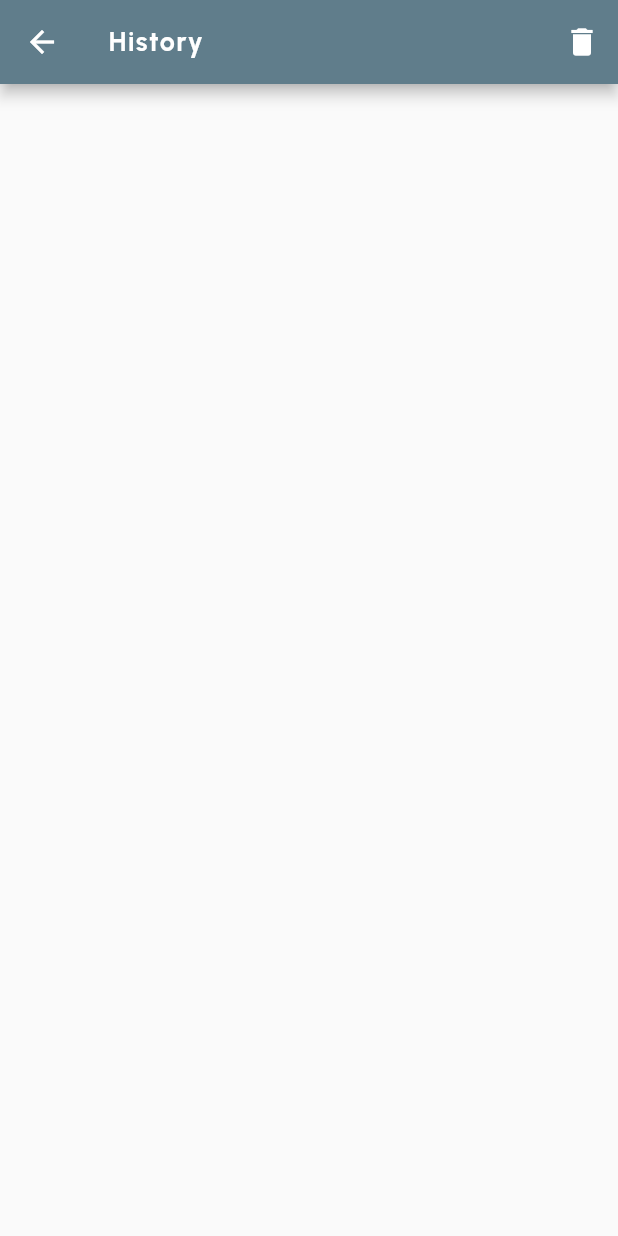
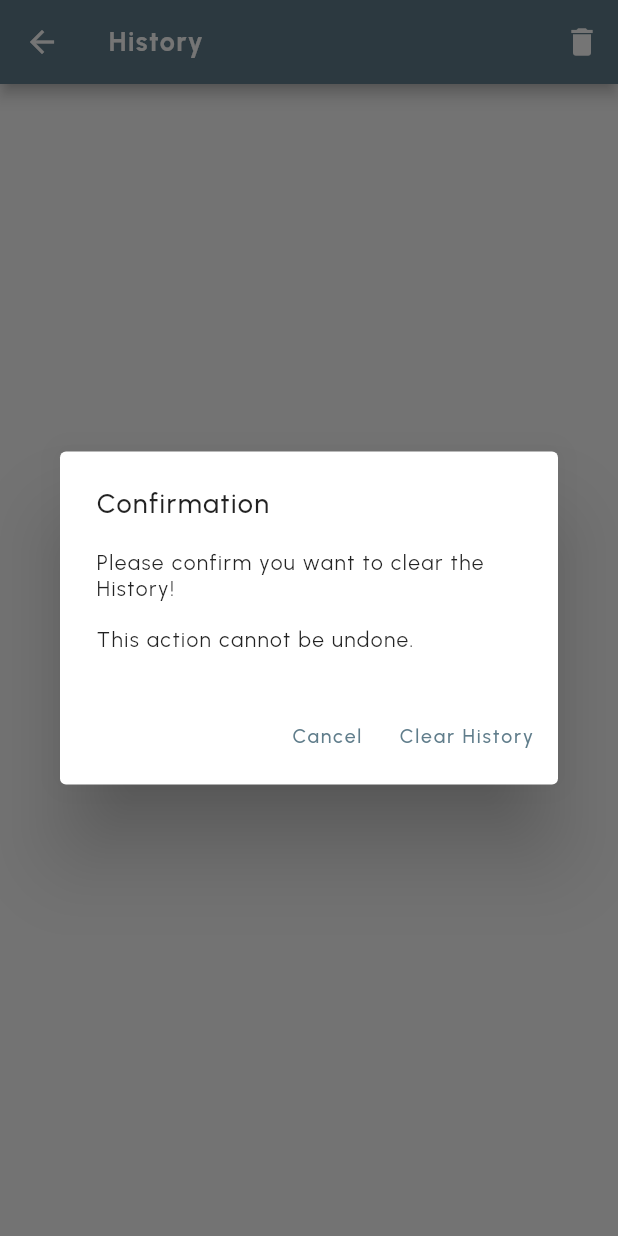
Before and after one commit to birkoss/mtg-tracker, a Flutter app: the HistoryScreen screen opened by its route, after a tap on the "delete" icon, on a phone screen of 412 x 824 dp. Run offline on Flutter 3.47's test engine with Material 2 defaults, Android fonts, the phone set to English and light mode, and no system bars; our stand-ins replace flutter_svg, google_fonts, shared_preferences, wakelock; accounts and stored records are empty.

Commit message:
Added a confirmation popup for manually clearing the history

```diff
--- a/lib/screens/history.dart
+++ b/lib/screens/history.dart
@@ -36,9 +36,35 @@ class _HistoryScreenState extends State<HistoryScreen> {
               Icons.delete,
             ),
             onPressed: () {
-              setState(() {
-                history.clear();
-              });
+              AlertDialog alert = AlertDialog(
+                title: const Text("Confirmation"),
+                content: const Text(
+                    "Please confirm you want to clear the History!\n\nThis action cannot be undone."),
+                actions: [
+                  TextButton(
+                    child: const Text("Cancel"),
+                    onPressed: () {
+                      Navigator.pop(context);
+                    },
+                  ),
+                  TextButton(
+                    child: const Text("Clear History"),
+                    onPressed: () {
+                      setState(() {
+                        history.clear();
+                      });
+                      Navigator.pop(context);
+                    },
+                  ),
+                ],
+              );
+
+              showDialog(
+                context: context,
+                builder: (BuildContext context) {
+                  return alert;
+                },
+              );
             },
           ),
         ],
```
